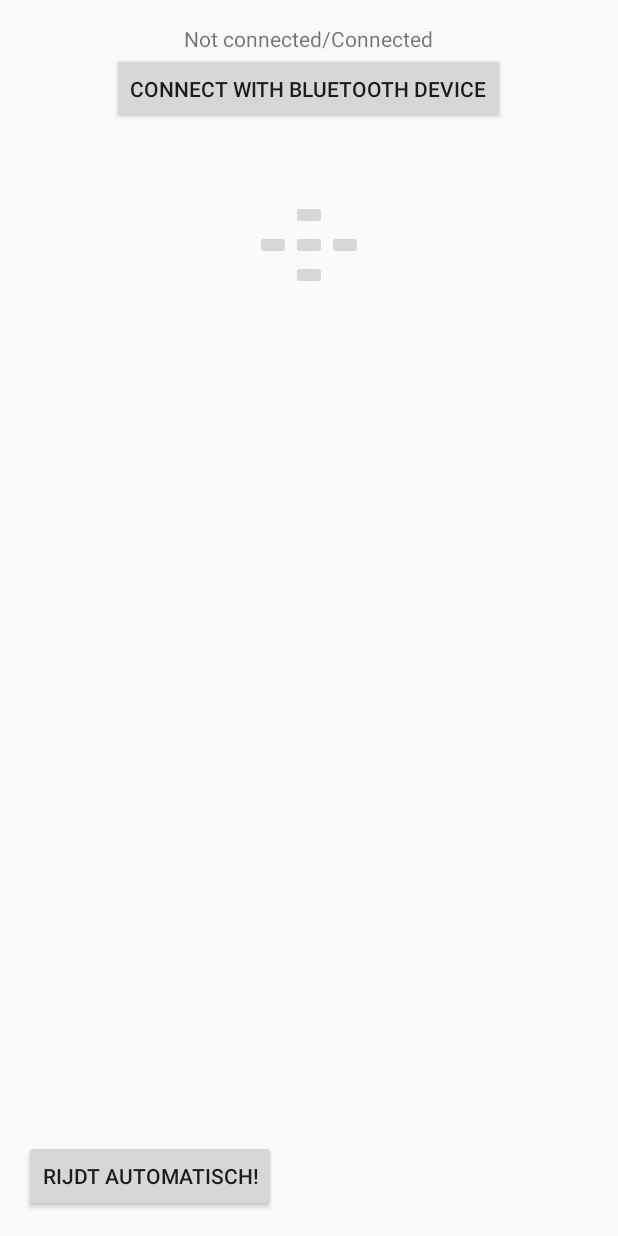
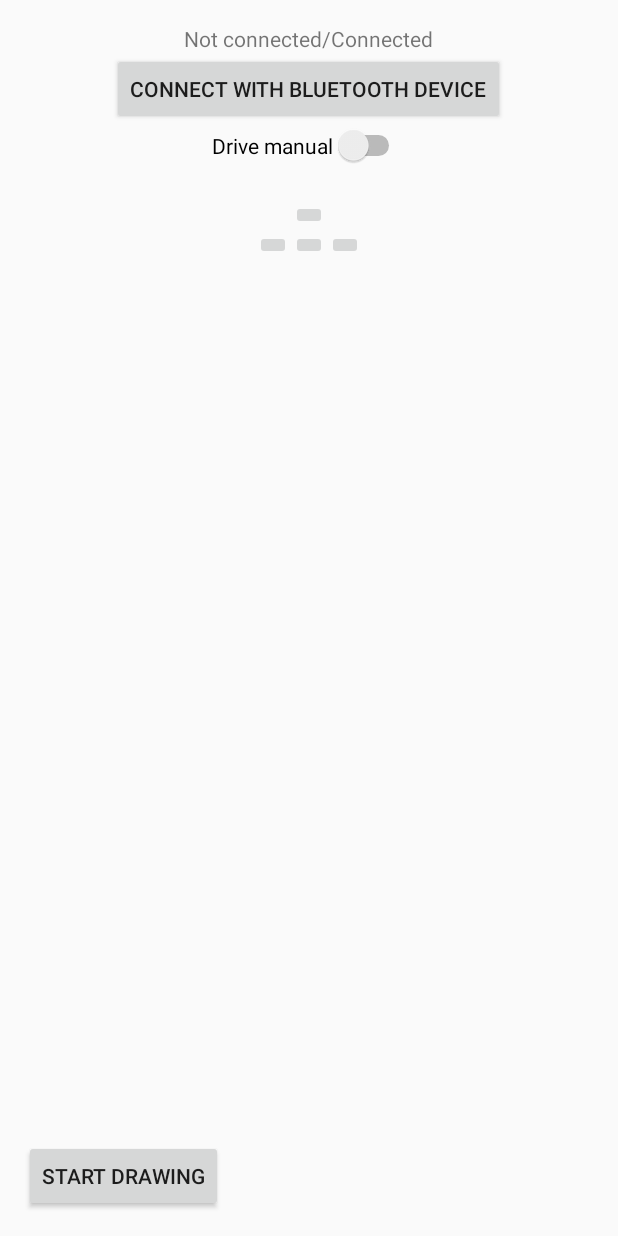
Before and after one commit to KennyGuldentops/Smart-Systems-auto-KG, an Android app: the layout activity_main.xml on its own in the app's theme, with its tools: preview values and no code run, on a phone screen of 412 x 824 dp. Run offline under Robolectric (Android 15) with nearby library versions, the light colour scheme and no system bars.

Commit message:
Android code werkende helemaal, enkel nog draw functie nog

```diff
--- a/SmartSystemsApp/app/src/main/res/layout/activity_main.xml
+++ b/SmartSystemsApp/app/src/main/res/layout/activity_main.xml
@@ -21,7 +21,7 @@
         android:layout_width="wrap_content"
         android:layout_height="wrap_content"
         android:text="Connect with bluetooth device"
-        android:id="@+id/Bluetooth_Button"
+        android:id="@+id/OpenBluetoothSettings"
         android:layout_below="@+id/textView"
         android:layout_centerHorizontal="true"
         android:onClick="OpenBluetoothSettings"/>
@@ -31,7 +31,7 @@
         android:layout_height="wrap_content"
         android:id="@+id/Vooruit"
         android:layout_marginTop="50dp"
-        android:layout_below="@+id/Bluetooth_Button"
+        android:layout_below="@+id/OpenBluetoothSettings"
         android:layout_alignStart="@+id/Achteruit"
         android:onClick="VooruitClick" />
 
@@ -59,21 +59,22 @@
         android:layout_toStartOf="@+id/Achteruit"
         android:onClick="LinksClick"/>
 
-    <ImageButton
-        android:layout_width="wrap_content"
-        android:layout_height="wrap_content"
-        android:id="@+id/Stop"
-        android:layout_below="@+id/Achteruit"
-        android:layout_centerHorizontal="true"
-        android:onClick="StopClick"/>
-
     <Button
         android:layout_width="wrap_content"
         android:layout_height="wrap_content"
-        android:text="Rijdt automatisch!"
-        android:id="@+id/button"
+        android:text="Start Drawing"
+        android:id="@+id/Drawing"
         android:layout_alignParentBottom="true"
         android:layout_alignParentStart="true"
         android:onClick="idk"/>
 
+    <Switch
+        android:layout_width="wrap_content"
+        android:layout_height="wrap_content"
+        android:text="Drive manual"
+        android:id="@+id/switch1"
+        android:layout_below="@+id/OpenBluetoothSettings"
+        android:layout_centerHorizontal="true"
+        android:checked="false" />
+
 </RelativeLayout>
```
Also changed, not shown: SmartSystemsApp/app/src/main/java/com/example/kenny/smartsystemsapp/MainActivity.java (+27 -49 lines), 2 other files.
